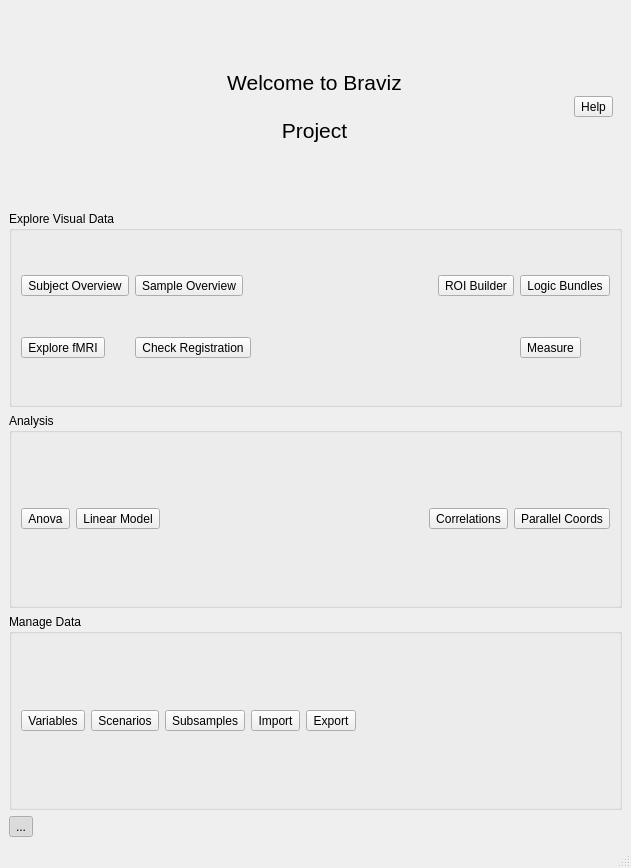
Old version of the form braviz/interaction/qt_guis/menu2_light.ui in the repository diego0020/braviz-app.
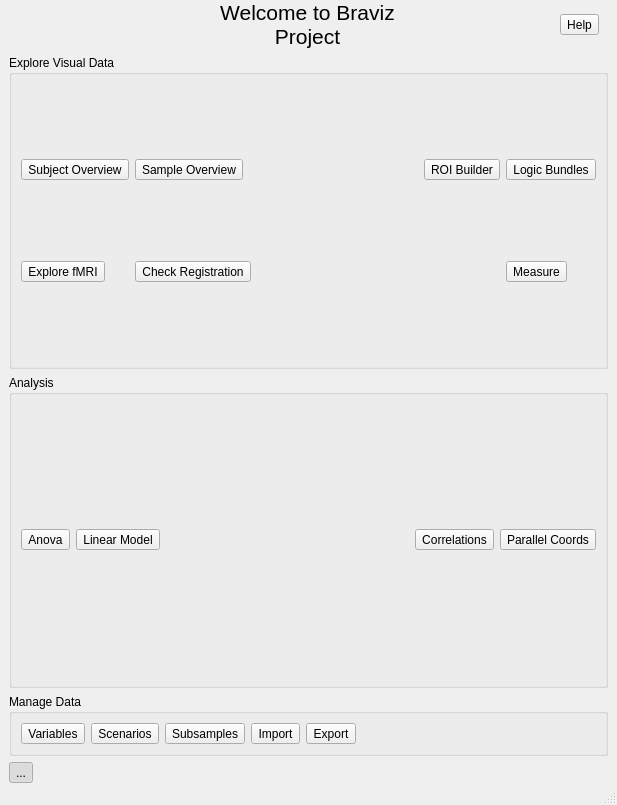
New version of the form. Icons and pictures are not drawn.

Commit message: tight menu

```diff
--- a/braviz/interaction/qt_guis/menu2_light.ui
+++ b/braviz/interaction/qt_guis/menu2_light.ui
@@ -6,8 +6,8 @@
    <rect>
     <x>0</x>
     <y>0</y>
-    <width>631</width>
-    <height>868</height>
+    <width>617</width>
+    <height>805</height>
    </rect>
   </property>
   <property name="sizePolicy">
@@ -45,7 +45,13 @@
    <enum>Qt::ToolButtonTextUnderIcon</enum>
   </property>
   <widget class="QWidget" name="centralwidget">
-   <layout class="QVBoxLayout" name="verticalLayout_2" stretch="0,0">
+   <layout class="QVBoxLayout" name="verticalLayout_2" stretch="1,0">
+    <property name="topMargin">
+     <number>0</number>
+    </property>
+    <property name="bottomMargin">
+     <number>0</number>
+    </property>
     <item>
      <widget class="QFrame" name="frame_2">
       <property name="sizePolicy">
@@ -60,17 +66,8 @@
       <property name="frameShadow">
        <enum>QFrame::Raised</enum>
       </property>
-      <layout class="QVBoxLayout" name="verticalLayout" stretch="0,0,0,0">
-       <property name="leftMargin">
-        <number>0</number>
-       </property>
-       <property name="topMargin">
-        <number>0</number>
-       </property>
-       <property name="rightMargin">
-        <number>0</number>
-       </property>
-       <property name="bottomMargin">
+      <layout class="QVBoxLayout" name="verticalLayout" stretch="0,1,1,0">
+       <property name="margin">
         <number>0</number>
        </property>
        <item>
@@ -81,10 +78,22 @@
          <property name="frameShadow">
           <enum>QFrame::Raised</enum>
          </property>
+         <property name="lineWidth">
+          <number>2</number>
+         </property>
          <layout class="QHBoxLayout" name="horizontalLayout">
+          <property name="spacing">
+           <number>6</number>
+          </property>
           <property name="leftMargin">
            <number>51</number>
           </property>
+          <property name="topMargin">
+           <number>0</number>
+          </property>
+          <property name="bottomMargin">
+           <number>0</number>
+          </property>
           <item>
            <spacer name="horizontalSpacer_5">
             <property name="orientation">
@@ -107,7 +116,7 @@
              </font>
             </property>
             <property name="text">
-             <string>Welcome to Braviz&lt;br&gt;&lt;br&gt;Project</string>
+             <string>&lt;html&gt;&lt;head/&gt;&lt;body&gt;&lt;p&gt;Welcome to Braviz&lt;br/&gt;Project&lt;/p&gt;&lt;/body&gt;&lt;/html&gt;</string>
             </property>
             <property name="alignment">
              <set>Qt::AlignCenter</set>
@@ -142,8 +151,8 @@
             </property>
             <property name="iconSize">
              <size>
-              <width>50</width>
-              <height>38</height>
+              <width>40</width>
+              <height>25</height>
              </size>
             </property>
             <property name="toolButtonStyle">
```
Left out of the diff: 15 changed lines with no effect on the pictures. The commit also changes 1 other file.
